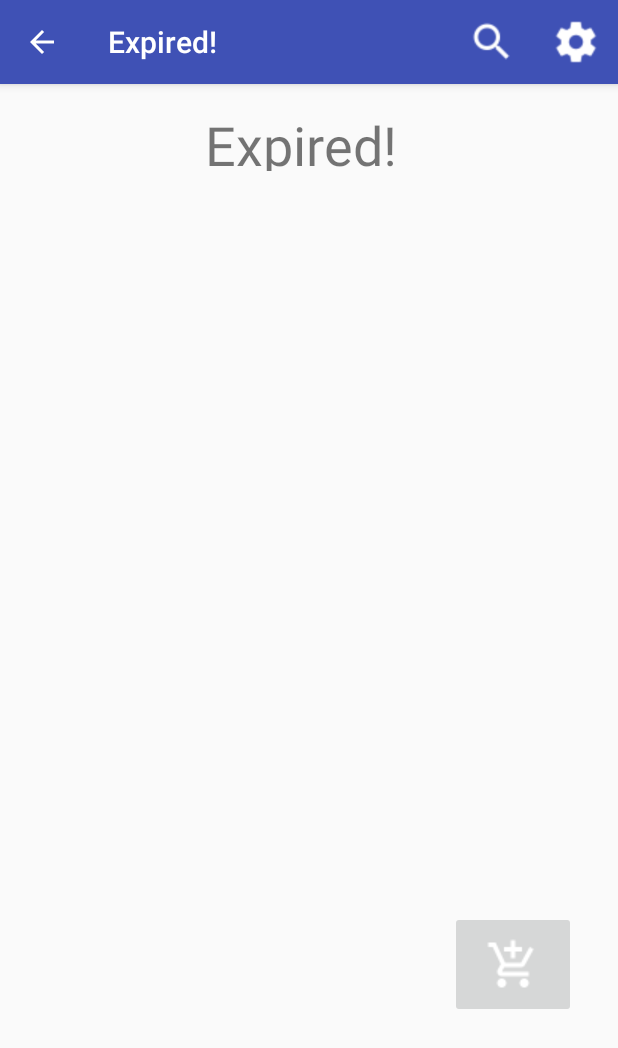
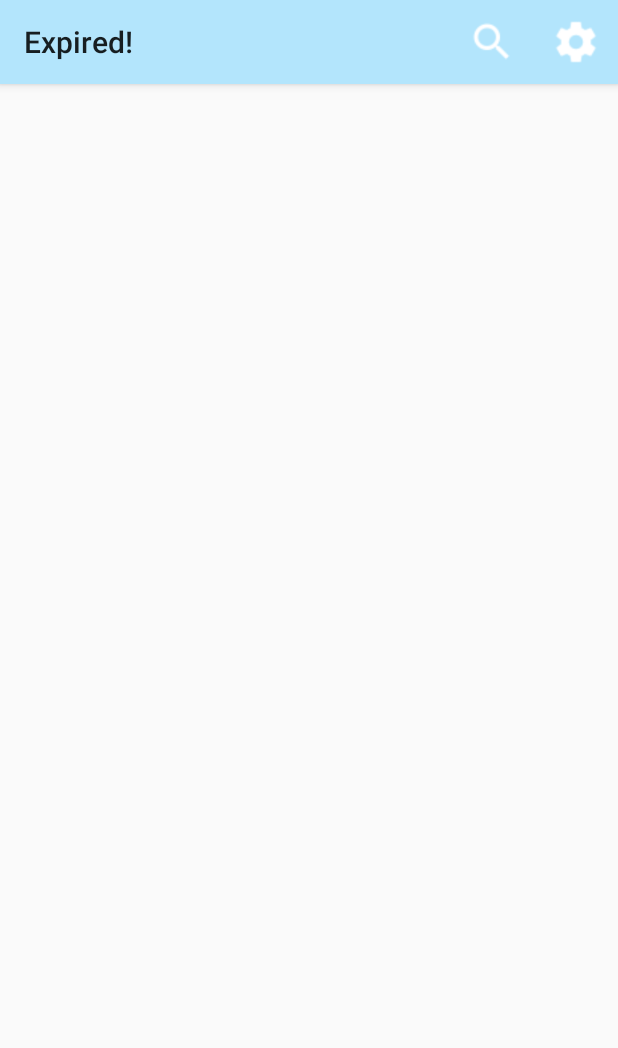
Before and after one commit to younghuang97/Expired, an Android app: the screen it shows after launch (MainActivity), on a phone screen of 412 x 824 dp. Shown: the top 1048 px of the screen. Run offline under Robolectric (Android 15) with nearby library versions, the phone set to English and light mode, and no system bars.

Commit message:
Added a toolbar.

```diff
--- a/Expired!/front-end/app/src/main/AndroidManifest.xml
+++ b/Expired!/front-end/app/src/main/AndroidManifest.xml
@@ -1,8 +1,6 @@
 <?xml version="1.0" encoding="utf-8"?>
 <manifest xmlns:android="http://schemas.android.com/apk/res/android"
     package="com.example.thele.expired">
-
-    <uses-permission android:name="android.permission.INTERNET"></uses-permission>
 
     <application
         android:allowBackup="true"
--- a/Expired!/front-end/app/src/main/java/com/example/thele/expired/MainActivity.java
+++ b/Expired!/front-end/app/src/main/java/com/example/thele/expired/MainActivity.java
@@ -1,60 +1,37 @@
 package com.example.thele.expired;
 
-import android.content.Intent;
-import android.support.v4.view.MenuItemCompat;
+import android.os.Bundle;
 import android.support.v7.app.AppCompatActivity;
-import android.os.Bundle;
-import android.support.v7.widget.SearchView;
+import android.support.v7.widget.Toolbar;
 import android.view.Menu;
-import android.view.MenuInflater;
 import android.view.MenuItem;
 import android.view.View;
-import android.widget.Toast;
 
 public class MainActivity extends AppCompatActivity {
 
-    //final String TAG = this.getClass().getSimpleName();
+    private Toolbar myToolbar;
 
     @Override
     protected void onCreate(Bundle savedInstanceState) {
         super.onCreate(savedInstanceState);
         setContentView(R.layout.activity_main);
-        getSupportActionBar().setDisplayHomeAsUpEnabled(true);
+        myToolbar = (Toolbar) findViewById(R.id.my_toolbar);
+        setSupportActionBar(myToolbar);
     }
 
     @Override
     public boolean onCreateOptionsMenu(Menu menu) {
-        MenuInflater menuInflater = getMenuInflater();
-        menuInflater.inflate(R.menu.activity_main_actions, menu);
-        MenuItem searchItem = menu.findItem(R.id.action_search);
-        SearchView searchView =
-                (SearchView) MenuItemCompat.getActionView(searchItem);
-
-        // Configure the search info and add any event listeners...
-
+        getMenuInflater().inflate(R.menu.main, menu);
         return super.onCreateOptionsMenu(menu);
     }
 
     @Override
     public boolean onOptionsItemSelected(MenuItem item) {
-        switch (item.getItemId())
-        {
-            case R.id.action_search:
-                Toast.makeText(getApplicationContext(), "Settings option selected",
-                        Toast.LENGTH_SHORT).show();
-                return true;
-            case R.id.search_id:
-                Toast.makeText(getApplicationContext(), "Search option selected",
-                        Toast.LENGTH_SHORT).show();
-                return true;
-            default:
-                return super.onOptionsItemSelected(item);
-        }
+return false;
     }
 
     // allow user to add an item here
     public void onButtonTap(View v) {
-        Intent intent = new Intent(this, GetActivity.class);
-        startActivity(intent);
+
     }
 }
--- a/Expired!/front-end/app/src/main/res/layout/activity_main.xml
+++ b/Expired!/front-end/app/src/main/res/layout/activity_main.xml
@@ -1,39 +1,13 @@
 <?xml version="1.0" encoding="utf-8"?>
-<android.support.constraint.ConstraintLayout xmlns:android="http://schemas.android.com/apk/res/android"
+<RelativeLayout xmlns:android="http://schemas.android.com/apk/res/android"
     xmlns:app="http://schemas.android.com/apk/res-auto"
     xmlns:tools="http://schemas.android.com/tools"
     android:layout_width="match_parent"
     android:layout_height="match_parent"
     tools:context="com.example.thele.expired.MainActivity">
 
-    <TextView
-        android:layout_width="139dp"
-        android:layout_height="42dp"
-        android:text="@string/title"
-        android:textSize="36sp"
-        android:id="@+id/textView"
-        android:layout_marginLeft="8dp"
-        app:layout_constraintLeft_toLeftOf="parent"
-        android:layout_marginRight="8dp"
-        app:layout_constraintRight_toRightOf="parent"
-        app:layout_constraintHorizontal_bias="0.502"
-        app:layout_constraintTop_toTopOf="parent"
-        android:layout_marginTop="16dp"
-        android:layout_marginStart="8dp"
-        android:layout_marginEnd="8dp" />
+    <include
+        android:id="@+id/my_toolbar"
+        layout="@layout/my_toolbar" />
 
-    <ImageButton
-        android:id="@+id/add_button"
-        android:layout_width="84dp"
-        android:layout_height="71dp"
-        android:src="@drawable/ic_add_shopping_cart_white_24dp"
-        android:onClick="onButtonTap"
-        android:layout_marginTop="356dp"
-        app:layout_constraintTop_toBottomOf="@+id/textView"
-        android:layout_marginRight="28dp"
-        app:layout_constraintRight_toRightOf="parent"
-        app:layout_constraintBottom_toBottomOf="parent"
-        android:layout_marginBottom="8dp" />
-
-
-</android.support.constraint.ConstraintLayout>
+</RelativeLayout>
--- /dev/null
+++ b/Expired!/front-end/app/src/main/res/layout/my_toolbar.xml
@@ -0,0 +1,11 @@
+<?xml version="1.0" encoding="utf-8"?>
+<android.support.v7.widget.Toolbar
+    xmlns:android="http://schemas.android.com/apk/res/android"
+    xmlns:app="http://schemas.android.com/apk/res-auto"
+    android:id="@+id/my_toolbar"
+    android:layout_width="match_parent"
+    android:layout_height="?attr/actionBarSize"
+    android:background="?attr/colorPrimary"
+    android:elevation="4dp"
+    android:theme="@style/ThemeOverlay.AppCompat.ActionBar"
+    app:popupTheme="@style/ThemeOverlay.AppCompat.Light"/>
--- a/Expired!/front-end/app/src/main/res/values/colors.xml
+++ b/Expired!/front-end/app/src/main/res/values/colors.xml
@@ -1,6 +1,6 @@
 <?xml version="1.0" encoding="utf-8"?>
 <resources>
-    <color name="colorPrimary">#3F51B5</color>
-    <color name="colorPrimaryDark">#303F9F</color>
+    <color name="colorPrimary">#B3E5FC</color>
+    <color name="colorPrimaryDark">#4FC3F7</color>
     <color name="colorAccent">#FF4081</color>
 </resources>
--- a/Expired!/front-end/app/src/main/res/values/styles.xml
+++ b/Expired!/front-end/app/src/main/res/values/styles.xml
@@ -1,20 +1,11 @@
 <resources>
 
     <!-- Base application theme. -->
-    <style name="AppTheme" parent="Theme.AppCompat.Light.DarkActionBar">
+    <style name="AppTheme" parent="Theme.AppCompat.Light.NoActionBar">
         <!-- Customize your theme here. -->
         <item name="colorPrimary">@color/colorPrimary</item>
         <item name="colorPrimaryDark">@color/colorPrimaryDark</item>
         <item name="colorAccent">@color/colorAccent</item>
     </style>
 
-    <style name="AppTheme.NoActionBar">
-        <item name="windowActionBar">false</item>
-        <item name="windowNoTitle">true</item>
-    </style>
-
-    <style name="AppTheme.AppBarOverlay" parent="ThemeOverlay.AppCompat.Dark.ActionBar" />
-
-    <style name="AppTheme.PopupOverlay" parent="ThemeOverlay.AppCompat.Light" />
-
 </resources>
```
Also changed, not shown: Expired!/front-end/app/src/main/java/com/example/thele/expired/Fridge.java (deleted, +0 -129 lines), Expired!/front-end/app/src/main/java/com/example/thele/expired/GetActivity.java (+0 -51 lines), Expired!/front-end/app/src/main/java/com/example/thele/expired/Item.java (deleted, +0 -40 lines), Expired!/front-end/app/src/main/java/com/example/thele/expired/MySingleton.java (deleted, +0 -48 lines), Expired!/front-end/app/src/main/java/com/example/thele/expired/test.java (deleted, +0 -31 lines), Expired!/front-end/app/src/main/res/menu/main.xml (renamed from Expired!/front-end/app/src/main/res/menu/activity_main_actions.xml).
